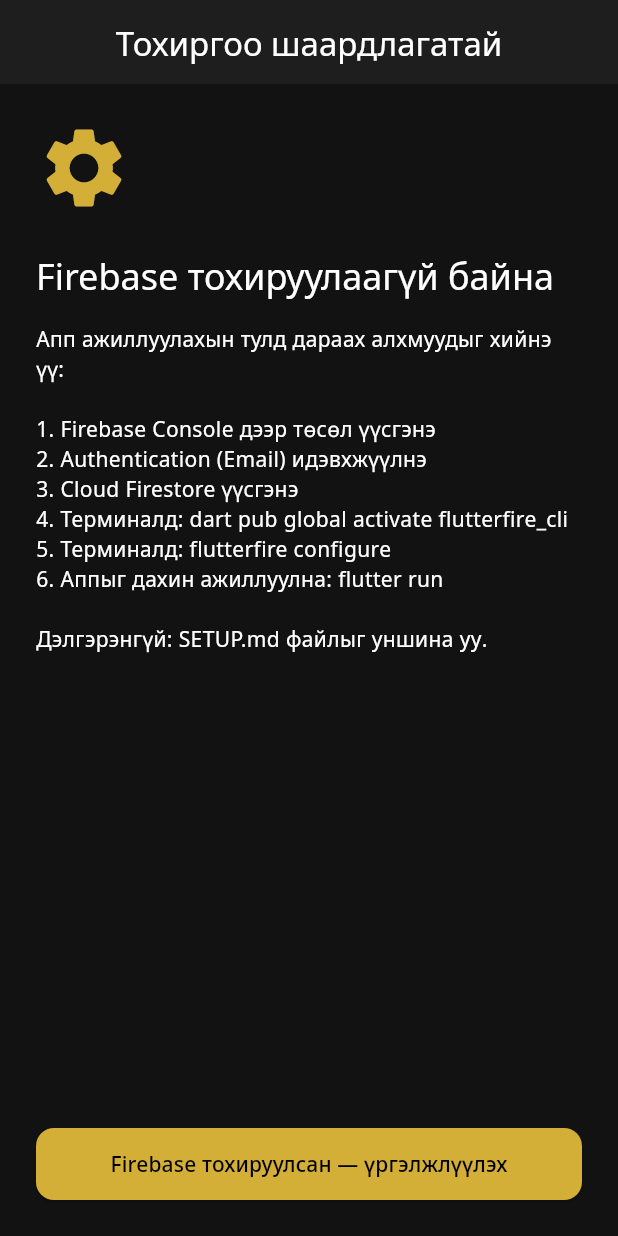
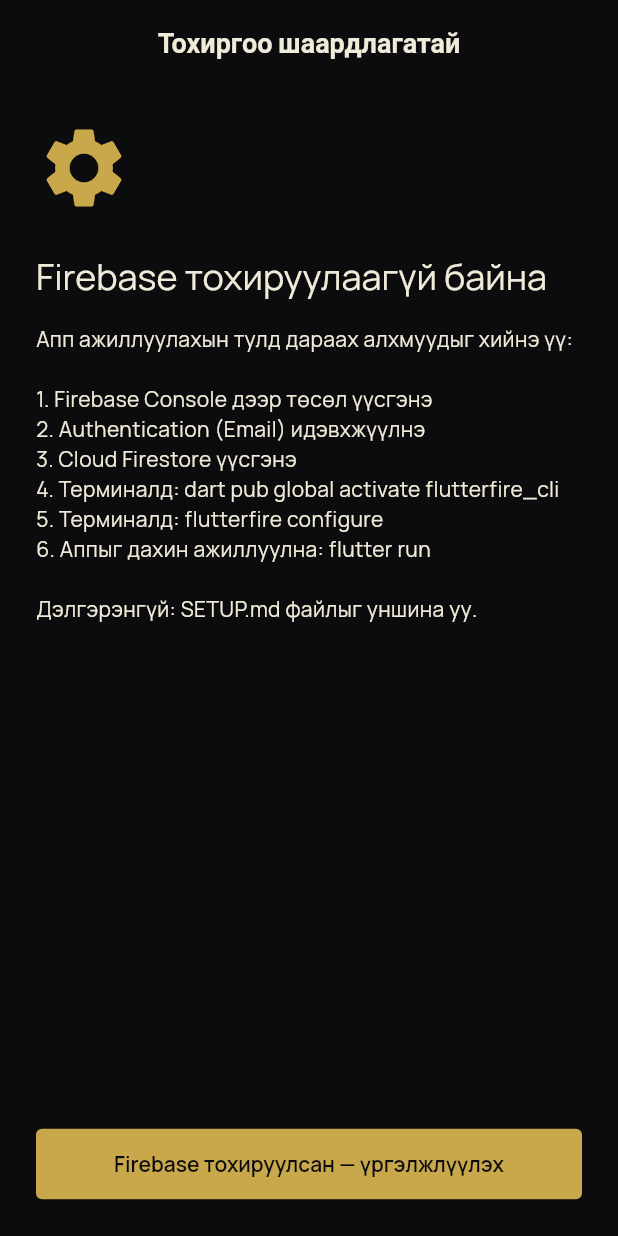
Before and after one commit to Amagazinee/dembee-auction, a Flutter app: the screen it shows after launch, on a phone screen of 412 x 824 dp. Run offline on Flutter 3.47's test engine with Material 3 defaults, Android fonts, the phone set to English and light mode, and no system bars; our stand-ins replace cloud_firestore, firebase_auth, firebase_core, go_router, google_fonts; accounts and stored records are empty.

Commit message:
docs: Figma design spec → CLAUDE.md + Flutter theme tokens
- CLAUDE.md: бүрэн design/business spec (Flutter дагуу)
- app_theme.dart: Figma өнгө (#0c0c0e, #c9a84c) + Fraunces/Manrope/JetBrains Mono
- bid_packages.dart: санал багц үнэ
- auction_phases.dart: 8 үе механик
- assets/images/ хавтас (logo.png-д бэлэн)

Co-authored-by: Amagazinee <Amagazinee@users.noreply.github.com>

```diff
--- a/lib/theme/app_theme.dart
+++ b/lib/theme/app_theme.dart
@@ -1,63 +1,106 @@
 import 'package:flutter/material.dart';
 import 'package:google_fonts/google_fonts.dart';
 
-/// Dark theme + gold accent
+/// Figma theme.css → Flutter Material 3
 class AppTheme {
   AppTheme._();
 
-  static const Color gold = Color(0xFFD4AF37);
+  // Design tokens (Figma :root)
+  static const Color background = Color(0xFF0C0C0E);
+  static const Color foreground = Color(0xFFF0EAD8);
+  static const Color card = Color(0xFF141418);
+  static const Color cardForeground = Color(0xFFF0EAD8);
+  static const Color popover = Color(0xFF1A1A1F);
+  static const Color primary = Color(0xFFC9A84C);
+  static const Color primaryForeground = Color(0xFF0C0C0E);
+  static const Color secondary = Color(0xFF1E1E26);
+  static const Color secondaryForeground = Color(0xFFC4BBA8);
+  static const Color muted = Color(0xFF1A1A20);
+  static const Color mutedForeground = Color(0xFF7A7468);
+  static const Color destructive = Color(0xFFE03E3E);
+  static const Color inputBackground = Color(0xFF1E1E26);
+  static const Color border = Color(0x14FFFFFF);
+
+  static const double radius = 4;
+
+  // Хуучин нэр — backward compatible
+  static const Color gold = primary;
   static const Color goldLight = Color(0xFFE8C547);
-  static const Color darkBackground = Color(0xFF121212);
-  static const Color darkSurface = Color(0xFF1E1E1E);
-  static const Color darkCard = Color(0xFF2A2A2A);
+  static const Color darkBackground = background;
+  static const Color darkSurface = secondary;
+  static const Color darkCard = card;
+
+  static TextStyle get headingStyle =>
+      GoogleFonts.fraunces(color: foreground, fontWeight: FontWeight.w600);
+
+  static TextStyle get bodyStyle =>
+      GoogleFonts.manrope(color: foreground);
+
+  static TextStyle get monoStyle =>
+      GoogleFonts.jetBrainsMono(color: primary);
 
   static ThemeData get darkTheme {
     final base = ThemeData(
       useMaterial3: true,
       brightness: Brightness.dark,
-      colorScheme: ColorScheme.dark(
-        primary: gold,
-        onPrimary: Colors.black,
-        secondary: goldLight,
-        surface: darkSurface,
-        onSurface: Colors.white,
-        error: const Color(0xFFCF6679),
+      colorScheme: const ColorScheme.dark(
+        primary: primary,
+        onPrimary: primaryForeground,
+        secondary: secondary,
+        onSecondary: secondaryForeground,
+        surface: secondary,
+        onSurface: foreground,
+        error: destructive,
+        onError: Colors.white,
       ),
-      scaffoldBackgroundColor: darkBackground,
-      cardColor: darkCard,
-      appBarTheme: const AppBarTheme(
-        backgroundColor: darkSurface,
-        foregroundColor: Colors.white,
+      scaffoldBackgroundColor: background,
+      cardColor: card,
+      dividerColor: border,
+      appBarTheme: AppBarTheme(
+        backgroundColor: background,
+        foregroundColor: foreground,
         elevation: 0,
         centerTitle: true,
+        titleTextStyle: GoogleFonts.fraunces(
+          fontSize: 18,
+          fontWeight: FontWeight.w600,
+          color: foreground,
+        ),
       ),
       elevatedButtonTheme: ElevatedButtonThemeData(
         style: ElevatedButton.styleFrom(
-          backgroundColor: gold,
-          foregroundColor: Colors.black,
+          backgroundColor: primary,
+          foregroundColor: primaryForeground,
           padding: const EdgeInsets.symmetric(horizontal: 24, vertical: 14),
           shape: RoundedRectangleBorder(
-            borderRadius: BorderRadius.circular(12),
+            borderRadius: BorderRadius.circular(radius),
           ),
+          textStyle: GoogleFonts.manrope(fontWeight: FontWeight.w600),
         ),
       ),
       inputDecorationTheme: InputDecorationTheme(
         filled: true,
-        fillColor: darkCard,
+        fillColor: inputBackground,
         border: OutlineInputBorder(
-          borderRadius: BorderRadius.circular(12),
-          borderSide: BorderSide.none,
+          borderRadius: BorderRadius.circular(radius),
+          borderSide: const BorderSide(color: border),
+        ),
+        enabledBorder: OutlineInputBorder(
+          borderRadius: BorderRadius.circular(radius),
+          borderSide: const BorderSide(color: border),
         ),
         focusedBorder: OutlineInputBorder(
-          borderRadius: BorderRadius.circular(12),
-          borderSide: const BorderSide(color: gold, width: 2),
+          borderRadius: BorderRadius.circular(radius),
+          borderSide: const BorderSide(color: primary, width: 2),
         ),
-        labelStyle: const TextStyle(color: Colors.white70),
+        labelStyle: GoogleFonts.manrope(color: mutedForeground),
+        hintStyle: GoogleFonts.manrope(color: mutedForeground),
       ),
+      textTheme: GoogleFonts.manropeTextTheme(
+        ThemeData.dark().textTheme,
+      ).apply(bodyColor: foreground, displayColor: foreground),
     );
 
-    return base.copyWith(
-      textTheme: GoogleFonts.notoSansTextTheme(base.textTheme),
-    );
+    return base;
   }
 }
--- a/pubspec.yaml
+++ b/pubspec.yaml
@@ -30,3 +30,6 @@ dev_dependencies:
 
 flutter:
   uses-material-design: true
+
+  assets:
+    - assets/images/
```
Also changed, not shown: lib/core/constants/auction_phases.dart (added, +39 -0 lines), lib/core/constants/bid_packages.dart (added, +36 -0 lines), 2 other files.
